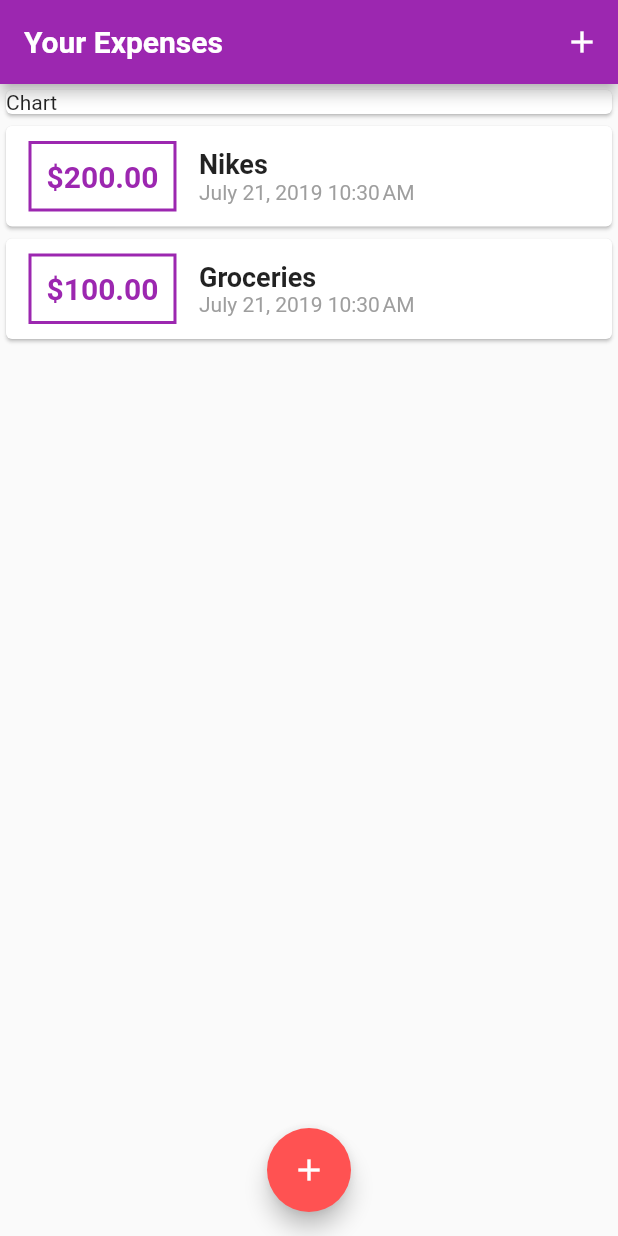
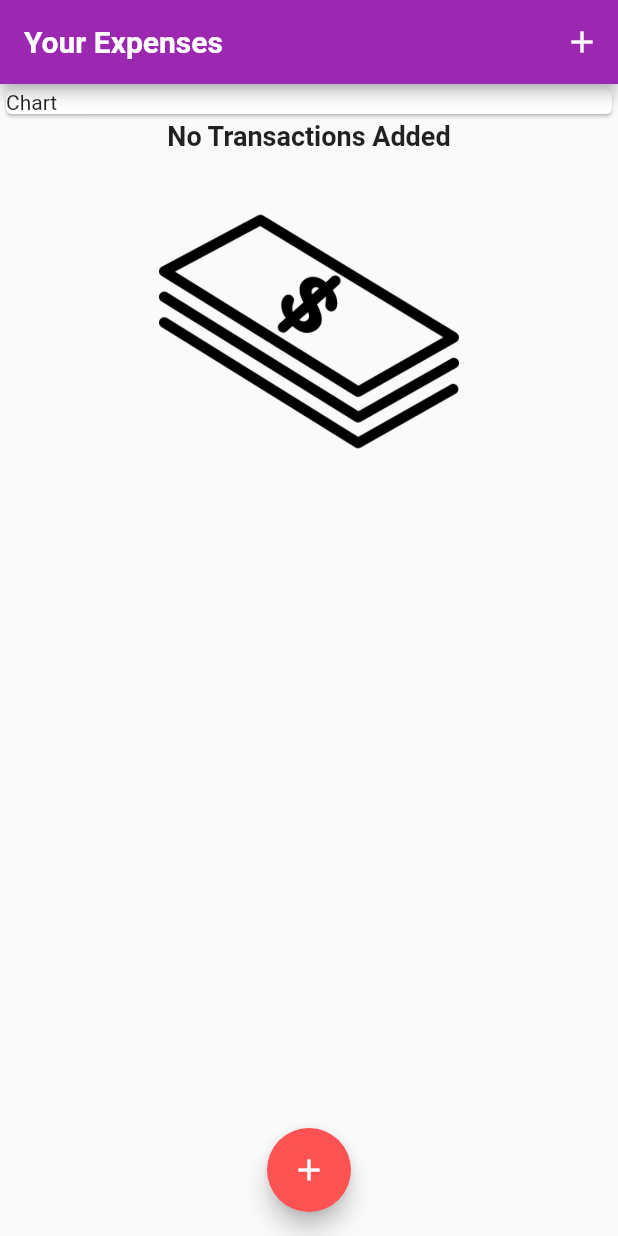
Before and after one commit to khari998/WalletTrackr, a Flutter app: the screen it shows after launch, on a phone screen of 412 x 824 dp. Run offline on Flutter 3.47's test engine with Material 2 defaults, Android fonts, the phone set to English and light mode, and no system bars.

Commit message:
Added default image for initial load of no transactions with conditional rendering

```diff
--- a/lib/main.dart
+++ b/lib/main.dart
@@ -44,18 +44,18 @@ class MyHomePage extends StatefulWidget {
 
 class _MyHomePageState extends State<MyHomePage> {
   final List<Transaction> _userTransactions = [
-    Transaction(
-      id: 't1',
-      title: 'Nikes',
-      amount: 200.00,
-      date: DateTime.now(),
-    ),
-    Transaction(
-      id: 't2',
-      title: 'Groceries',
-      amount: 100.00,
-      date: DateTime.now(),
-    )
+    // Transaction(
+    //   id: 't1',
+    //   title: 'Nikes',
+    //   amount: 200.00,
+    //   date: DateTime.now(),
+    // ),
+    // Transaction(
+    //   id: 't2',
+    //   title: 'Groceries',
+    //   amount: 100.00,
+    //   date: DateTime.now(),
+    // )
   ];
 
   void _addTransaction(String txTitle, double txAmount) {
--- a/lib/widgets/transaction_list.dart
+++ b/lib/widgets/transaction_list.dart
@@ -12,7 +12,26 @@ class TransactionList extends StatelessWidget {
   Widget build(BuildContext context) {
     return Container(
       height: 300,
-      child: ListView.builder(
+      child: transactions.isEmpty
+          ? Column(
+              children: <Widget>[
+                Text(
+                  'No Transactions Added',
+                  style: Theme.of(context).textTheme.title,
+                ),
+                SizedBox(
+                  height: 20,
+                ),
+                Container(
+                  height: 200,
+                  child: Image.asset(
+                    "assets/images/banknote.png",
+                    fit: BoxFit.cover,
+                  ),
+                )
+              ],
+            )
+          : ListView.builder(
               itemBuilder: (context, index) {
                 return Card(
                   child: Row(
@@ -46,7 +65,9 @@ class TransactionList extends StatelessWidget {
                             style: Theme.of(context).textTheme.title,
                           ),
                           Text(
-                        DateFormat.yMMMMd("en_US").add_jm().format(transactions[index].date),
+                            DateFormat.yMMMMd("en_US")
+                                .add_jm()
+                                .format(transactions[index].date),
                             style: TextStyle(
                               color: Colors.grey,
                             ),
--- a/pubspec.yaml
+++ b/pubspec.yaml
@@ -42,8 +42,8 @@ flutter:
   uses-material-design: true
 
   # To add assets to your application, add an assets section, like this:
-  # assets:
-  #  - images/a_dot_burr.jpeg
+  assets:
+    - assets/images/banknote.png
   #  - images/a_dot_ham.jpeg
 
   # An image asset can refer to one or more resolution-specific "variants", see
```
Also changed, not shown: assets/images/banknote.png (added). Lines whose indentation alone changed are shown as unchanged.
